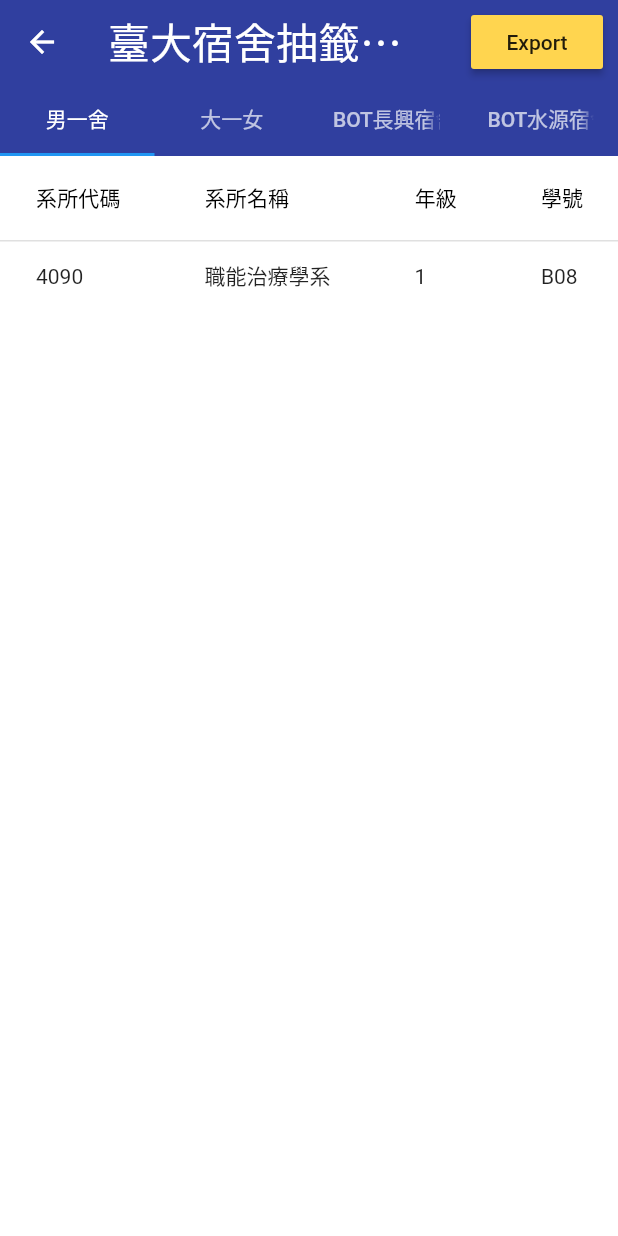
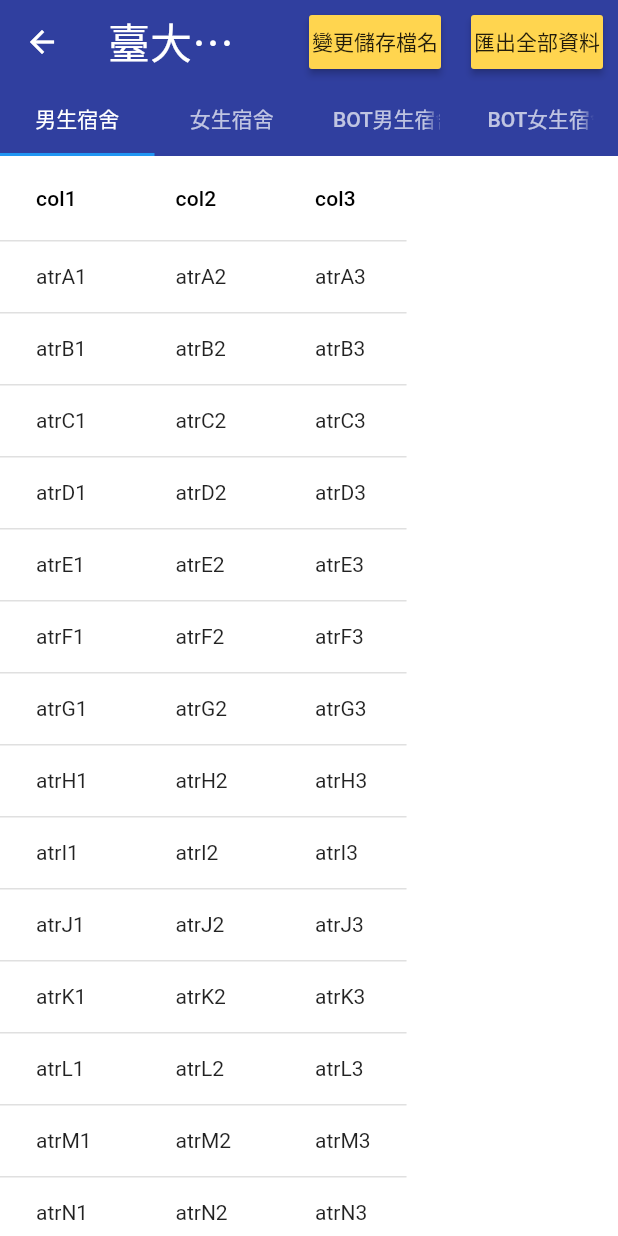
Before and after one commit to shaoyuchu/dorm-alloc-sys, a Flutter app: the Result screen opened directly with empty values, on a phone screen of 412 x 824 dp. Run offline on Flutter 3.47's test engine with Material 2 defaults, Android fonts, the phone set to English and light mode, and no system bars; our stand-ins replace file_picker, shared_preferences; missing offline and left inert: excel, file_utils, flutter_file_dialog, flutter_material_pickers; accounts and stored records are empty; statements that could not run were skipped; project files that could hold a hidden picture were left out.

Commit message:
finish result.dart; version 1(Yun)

```diff
--- a/testbed/lib/constant.dart
+++ b/testbed/lib/constant.dart
@@ -1,10 +1,25 @@
 import 'package:flutter/material.dart';
 
 // Specify the name of every dormitory
-const String boyDorm  = 'BOY_DORM';
-const String girlDorm = 'GIRL_DORM';
-const String bot_CH    = 'BOT_CH'; // 長興
-const String bot_SY    = 'BOT_SY'; // 水源
+const String boyDorm  = 'men_campus_dorm';
+const String girlDorm = 'women_campus_dorm';
+const String bot_boy  = 'men_BOT'; // 長興
+const String bot_girl = 'women_BOT'; // 水源
+
+const List<String> dataName = [boyDorm, girlDorm, bot_boy, bot_girl];
+
+// chinese name
+const String chi_boyDorm  = '男生宿舍';
+const String chi_girlDorm = '女生宿舍';
+const String chi_bot_boy  = 'BOT男生宿舍'; // 長興
+const String chi_bot_girl = 'BOT女生宿舍'; // 水源
+
+const Map chi_dataName= {
+  boyDorm  : chi_boyDorm,
+  girlDorm : chi_girlDorm,
+  bot_boy  : chi_bot_boy,
+  bot_girl : chi_bot_girl
+};
 
 // data columns
 const List<String> dataColumnNames = [
--- a/testbed/lib/main.dart
+++ b/testbed/lib/main.dart
@@ -27,6 +27,7 @@ import 'package:url_launcher/url_launcher.dart' as url_launcher;
 import 'package:window_size/window_size.dart' as window_size;
 
 import 'pages/home.dart';
+import 'pages/home.dart';
 import 'pages/priority.dart';
 import 'pages/result.dart';
 
@@ -38,10 +39,6 @@ import 'pages/testData.dart';
 void main() {
   // Try to resize and reposition the window to be half the width and height
   // of its screen, centered horizontally and shifted up from center.
-  print('-----------------------------');
-  print(dataColumnNames.length);
-  print('-----------------------------');
-  print(testRow.length);
 
   WidgetsFlutterBinding.ensureInitialized();
   window_size.getWindowInfo().then((window) {
--- a/testbed/lib/pages/dormForm.dart
+++ b/testbed/lib/pages/dormForm.dart
@@ -1,66 +1,88 @@
 import 'package:flutter/material.dart';
 import '../constant.dart';
 import 'testData.dart';
+import './resultData/dormData.dart';
+import './resultData/dormTable.dart';
 
+// 暫時廢棄
 class DormForm extends StatefulWidget {
   String dormName;
-  DormForm(this.dormName);
+  DormTable dormTable;
+  DormForm(this.dormName, this.dormTable);
 
   @override
-  _FormState createState() => _FormState(this.dormName);
+  _FormState createState() => _FormState(this.dormName, this.dormTable);
 }
 
 class _FormState extends State<DormForm> {
   String dormName;
+  DormTable dormTable;
 
-  // process the data column
-  final List<String> columnName = dataColumnNames;
-  List<DataColumn> dormColumns = [];
-  List<DataRow> dataRows = [];
-
-  _FormState(this.dormName)
-  {
-    for(int i = 0; i < this.columnName.length; i++)
-    {
-      this.dormColumns.add(DataColumn(
-        label: Text(this.columnName[i]),
-        numeric: false)
-        );
-    }
-      // process the data content
-
-
-    List<DataCell> dataCells = [];
-    for (int a = 0; a < testRow.length; a++)
-    {
-      dataCells.add(
-          DataCell(
-          Text(testRow[a]),
-          showEditIcon: false,
-          placeholder: false
-        )
-      );
-    }
-    this.dataRows.add(DataRow(
-      cells: dataCells));
-  }
-
-  // define the dataTable
-  Widget DormTable() => DataTable(
-      onSelectAll: (b) {},
-      sortColumnIndex: 1,
-      sortAscending: true,
-      columns: dormColumns,
-      rows: this.dataRows
-      );
+  _FormState(this.dormName, this.dormTable);
 
   @override
   Widget build(BuildContext context) {
     return Container(
       child: SingleChildScrollView(
         scrollDirection: Axis.horizontal,
-        child: DormTable()
+        child: this.dormTable
       )
     );
   }
 }
+
+
+// class _FormState extends State<DormForm> {
+//   String dormName;
+
+//   // process the data column
+//   final List<String> columnName = dataColumnNames;
+//   List<DataColumn> dormColumns = [];
+//   List<DataRow> dataRows = [];
+
+//   _FormState(this.dormName)
+//   {
+//     for(int i = 0; i < this.columnName.length; i++)
+//     {
+//       this.dormColumns.add(DataColumn(
+//         label: Text(this.columnName[i]),
+//         numeric: false)
+//         );
+//     }
+//       // process the data content
+
+
+//     List<DataCell> dataCells = [];
+//     for (int a = 0; a < testRow.length; a++)
+//     {
+//       dataCells.add(
+//           DataCell(
+//           Text(testRow[a]),
+//           showEditIcon: false,
+//           placeholder: false
+//         )
+//       );
+//     }
+//     this.dataRows.add(DataRow(
+//       cells: dataCells));
+//   }
+
+//   // define the dataTable
+//   Widget DormTable() => DataTable(
+//       onSelectAll: (b) {},
+//       sortColumnIndex: 1,
+//       sortAscending: true,
+//       columns: dormColumns,
+//       rows: this.dataRows
+//       );
+
+//   @override
+//   Widget build(BuildContext context) {
+//     return Container(
+//       child: SingleChildScrollView(
+//         scrollDirection: Axis.horizontal,
+//         child: DormTable()
+//       )
+//     );
+//   }
+// }
--- a/testbed/lib/pages/home.dart
+++ b/testbed/lib/pages/home.dart
@@ -278,7 +278,7 @@ class _HomeState extends State<Home> {
 
                       // extract student data
                       var bytes = File(studentDataPath).readAsBytesSync();
-                      var excel = Excel.decodeBytes(bytes, update: true);
+                      var excel = Excel.decodeBytes(bytes);
                       if(excel.tables.keys.length == 1) {
                         for (var table in excel.tables.keys) {
                           studentData = excel.tables[table].rows;
@@ -291,7 +291,7 @@ class _HomeState extends State<Home> {
 
                       // extract bed data
                       bytes = File(bedDataPath).readAsBytesSync();
-                      excel = Excel.decodeBytes(bytes, update: true);
+                      excel = Excel.decodeBytes(bytes);
                       if(excel.tables.keys.length == 1) {
                         for (var table in excel.tables.keys) {
                           bedData = excel.tables[table].rows;
--- a/testbed/lib/pages/result.dart
+++ b/testbed/lib/pages/result.dart
@@ -1,6 +1,24 @@
-  import 'package:flutter/material.dart';
-  import 'dormForm.dart';
-  import '../constant.dart';
+import 'package:flutter/material.dart';
+import 'package:json_annotation/json_annotation.dart';
+import 'package:file_utils/file_utils.dart';
+import 'package:flutter/services.dart';
+
+import 'package:flutter_file_dialog/flutter_file_dialog.dart';
+import 'dart:io';
+import 'package:excel/excel.dart';
+import 'package:testbed/pages/inputWidget.dart';
+import 'dart:convert';
+import '../constant.dart';
+import '../constant.dart';
+import '../constant.dart';
+import '../constant.dart';
+import '../constant.dart';
+import '../constant.dart';
+import 'dormForm.dart';
+import './resultData/dormData.dart';
+
+import 'testData.dart';
+import './inputWidget.dart';
 
 class Result extends StatefulWidget {
   @override
@@ -9,7 +27,18 @@ class Result extends StatefulWidget {
 
 class _ResultState extends State<Result> with SingleTickerProviderStateMixin {
 
+  // deal with tab
   TabController controller;
+
+  DormData dormData;
+  InputWidget inputFileName;
+
+  _ResultState()
+  {
+    this.dormData = DormData(testData);
+    this.inputFileName = InputWidget();
+  }
+
 
   @override
   void initState() {
@@ -23,12 +52,36 @@ class _ResultState extends State<Result> with SingleTickerProviderStateMixin {
     super.dispose();
   }
 
+  void _showDialog() {
+    // flutter defined function
+    showDialog(
+      context: context,
+      builder: (BuildContext context) {
+        // return object of type Dialog
+        return AlertDialog(
+          title: new Text("儲存檔案名稱"),
+          content: this.inputFileName,
+          actions: <Widget>[
+            // usually buttons at the bottom of the dialog
+            new FlatButton(
+              child: new Text("Close"),
+              onPressed: () {
+                Navigator.of(context).pop();
+              },
+            ),
+          ],
+        );
+      },
+    );
+  }
+
   @override
   Widget build(BuildContext context) {
-    // extract result data
+  // extract result data
     final arguments = ModalRoute.of(context).settings.arguments as Map;
     final result = arguments['result'];
 
+    print(result);
     return Scaffold(
       backgroundColor: Colors.white,
 
@@ -50,17 +103,29 @@ class _ResultState extends State<Result> with SingleTickerProviderStateMixin {
             padding: EdgeInsets.all(10),
             child: RaisedButton(
             padding: EdgeInsets.all(0),
-            onPressed: (){}, // !!! not yet set action
-            child: Text('Export', style: TextStyle(fontSize: 14)),
+            onPressed: (){
+                this._showDialog();
+              },
+            child: Text('變更儲存檔名', style: TextStyle(fontSize: 14)),
+            color: Colors.amber[300]
+          )),
+          Container(
+            padding: EdgeInsets.all(10),
+            child: RaisedButton(
+            padding: EdgeInsets.all(0),
+            onPressed: (){
+                this.dormData.saveData('D:\\testDormExport', this.inputFileName.fileName+'.xlsx');
+              },
+            child: Text('匯出全部資料', style: TextStyle(fontSize: 14)),
             color: Colors.amber[300]
           ))],
         bottom: new TabBar(
           controller: controller,
           tabs: <Tab>[
-            new Tab(text: "男一舍"),
-            new Tab(text: "大一女"),
-            new Tab(text: "BOT長興宿舍"),
-            new Tab(text: "BOT水源宿舍"),
+            new Tab(text: chi_boyDorm),
+            new Tab(text: chi_girlDorm),
+            new Tab(text: chi_bot_boy),
+            new Tab(text: chi_bot_girl),
           ]
         )
 
@@ -71,70 +136,50 @@ class _ResultState extends State<Result> with SingleTickerProviderStateMixin {
       body: TabBarView(
         controller: controller,
         children: <Widget>[
-          DormForm(boyDorm),
-          DormForm(girlDorm),
-          DormForm(bot_CH),
-          DormForm(bot_SY)
+          dormData.dormData[boyDorm],
+          dormData.dormData[girlDorm],
+          dormData.dormData[bot_boy],
+          dormData.dormData[bot_girl]
         ]
-      )
-
+      ),
+      // bottomNavigationBar: Text(jsonDecode(testing)),
     );
   }
-}
+
+// Future<void> _saveFile() async {
+//     String result;
+//     try {
+//       setState(() {
+//         _isBusy = true;
+//       });
+//       final params = SaveFileDialogParams(
+//           sourceFilePath: FileUtils.getcwd(),
+//           localOnly: _localOnly
+//         );
+
+//       result = await FlutterFileDialog.saveFile(params: params);
+//       print(result);
+//     } on PlatformException catch (e) {
+//       print(e);
+//     } finally {
+//       setState(() {
+//         _savedFilePath = result ?? _savedFilePath;
+//         _isBusy = false;
+//       });
+//     }
+//   }
 
 
-
-// class MyTabsState extends State<MyTabs> with SingleTickerProviderStateMixin {
-
-
-//   TabController controller;
-
-//   @override
-//   void initState() {
-//     super.initState();
-//     controller = new TabController(vsync: this, length: 3);
-//   }
-
-//   @override
-//   void dispose() {
-//     controller.dispose();
-//     super.dispose();
-//   }
-
-//   @override
-//   Widget build(BuildContext context) {
-//     return new Scaffold(
-//       appBar: new AppBar(
-//         title: new Text("Pages"),
-//         backgroundColor: Colors.deepOrange,
-//         bottom: new TabBar(
-//           controller: controller,
-//           tabs: <Tab>[
-//             new Tab(icon: new Icon(Icons.arrow_forward)),
-//             new Tab(icon: new Icon(Icons.arrow_downward)),
-//             new Tab(icon: new Icon(Icons.arrow_back)),
-//           ]
-//         )
-//       ),
-//       bottomNavigationBar: new Material(
-//         color: Colors.deepOrange,
-//         child: new TabBar(
-//           controller: controller,
-//           tabs: <Tab>[
-//             new Tab(icon: new Icon(Icons.arrow_forward)),
-//             new Tab(icon: new Icon(Icons.arrow_downward)),
-//             new Tab(icon: new Icon(Icons.arrow_back)),
-//           ]
-//         )
-//       ),
-//       body: new TabBarView(
-//         controller: controller,
-//         children: <Widget>[
-//           new first.First(),
-//           new second.Second(),
-//           new third.Third()
-//         ]
-//       )
-//     );
-//   }
-// }
+  // !!!!!!!!!!!!
+  // void _selectFile() {
+  //   filePicker.pick().then((value) => setState(() {
+  //         _fileLength = filePicker.toUint8List().lengthInBytes;
+  //         try {
+  //           _fileString = filePicker.toString();
+  //         } catch (e) {
+  //           _fileString =
+  //               'Not a text file. Showing base64.\n\n' + filePicker.toBase64();
+  //         }
+  //       }));
+  // }
+}
--- /dev/null
+++ b/testbed/lib/pages/resultData/dormData.dart
@@ -0,0 +1,46 @@
+import 'dart:convert';
+import 'dart:io';
+import 'package:path/path.dart' as p;
+import 'package:excel/excel.dart';
+import '../../constant.dart';
+import 'dormTable.dart';
+
+class DormData{
+  Map dormData;
+
+  DormData(json)
+  {
+    json = jsonDecode(json);
+
+    this.dormData = new Map();
+
+    for(int a = 0; a < dataName.length; a++)
+    {
+      this.dormData[dataName[a]] = DormTable(dataName[a], json[dataName[a]]);
+    }
+  }
+
+  void saveData(folderPath, fileName)
+  {
+    String store_path = p.join(folderPath, fileName);
+    var excel = Excel.createExcel();
+
+    this.dormData.forEach((dormName, dormTable){
+      dormTable.saveTable(excel);
+    });
+
+    // excel.delete("Sheet1");
+
+    // excel.getDefaultSheet().then((String defaultSheetName) {
+    //   excel.delete(defaultSheetName);
+    // });
+
+    excel.encode().then((onValue) {
+      File(store_path)
+      ..createSync(recursive: true)
+      ..writeAsBytesSync(onValue);
+  });
+
+  }
+
+}
--- /dev/null
+++ b/testbed/lib/pages/resultData/dormTable.dart
@@ -0,0 +1,192 @@
+import 'package:flutter/material.dart';
+import 'package:flutter_material_pickers/flutter_material_pickers.dart';
+import 'package:testbed/pages/resultData/dormData.dart';
+import 'package:excel/excel.dart' hide DataTable;
+import '../../constant.dart';
+
+class DormTable extends StatefulWidget{
+  String tableName;
+  List<List<String>> dataRows = [];
+  List<dynamic> dormData = [];
+  var candidateValues = new Map();
+
+  DormTable(this.tableName, dormData)
+  {
+    this.dormData = new List<dynamic>.from(dormData);
+
+    // extract rows
+    for(int i = 1; i < (this.dormData.length)-1; i++)
+    {
+      List<String> dataCells = [];
+      for(int j = 0; j < (this.dormData[i].length); j++)
+      {
+        dataCells.add(this.dormData[i][j]);
+      }
+      this.dataRows.add(dataCells);
+    }
+
+    // extract data Value
+    for(int i = 0; i < this.dormData[0].length; i++) // create new Set for every column
+    {
+      this.candidateValues[this.dormData[0][i]] = new Set();
+    }
+
+    for(int i  = 0; i < this.dormData[0].length; i++) // update the Set for every column
+    {
+      for(int j = 1; j < this.dormData.length; j++)
+      {
+        this.candidateValues[this.dormData[0][i]].add(this.dormData[j][i]);
+      }
+    }
+    for(int i  = 0; i < this.dormData[0].length; i++)
+    {
+      List<String> temp = new List<String>.from(this.candidateValues[this.dormData[0][i]].toList());
+      this.candidateValues[this.dormData[0][i]] = temp;
+    }
+  }
+
+  @override
+  _TableState createState() => _TableState(this.tableName, this.dataRows, this.dormData, this.candidateValues);
+
+  void saveTable(excel)
+  {
+    String sheetName = chi_dataName[this.tableName];
+    int lineIndex = 'A'.codeUnitAt(0);
+
+    // store columns
+    for(int i = 0; i < this.dataRows[0].length; i++)
+    {
+      int columnIndex = 'A'.codeUnitAt(0) + i;
+
+      excel.updateCell(sheetName, CellIndex.indexByString(String.fromCharCode(columnIndex)+'1'),
+                      this.dormData[0][i]);
+    }
+
+    // store rows
+    for(int i = 0; i < this.dataRows.length; i++)
+    {
+      for(int j = 0; j < this.dataRows[0].length; j++)
+      {
+        int columnIndex = 'A'.codeUnitAt(0) + j;
+        int rowIndex = i + 2;
+        // var cell = sheet.cell(CellIndex.indexByString(String.fromCharCode(columnIndex) + (rowIndex).toString()));
+        // cell.value = this.dataRows[i][j];
+
+        excel.updateCell(sheetName, CellIndex.indexByString(String.fromCharCode(columnIndex) + (rowIndex).toString()),
+                this.dataRows[i][j]);
+      }
+    }
+  }
+}
+
+class _TableState extends State<DormTable> {
+  // from statefulwidget
+  String tableName;
+  List<List<String>> dataRows = [];
+  List<dynamic> dormData = [];
+  var candidateValues = new Map();
+
+  // belong to state
+  List<DataColumn> columnName = [];
+  List<DataRow> displayRows = [];
+  var selectedItem = new Map();
+
+  _TableState(this.tableName, this.dataRows, this.dormData, this.candidateValues)
+  {
+    // initialized selectedItem
+    for(int i = 0; i < this.dormData[0].length; i++)
+    {
+      this.selectedItem[this.dormData[0][i]] = List<String>.from(this.candidateValues[this.dormData[0][i]]);
+    }
+    // initialized displayRows, it must be later than the initialization of selecctedItem
+    buildDisplayRows();
+
+    // extract columns
+    for(int i = 0; i < this.dormData[0].length; i++)
+    {
+      this.columnName.add(DataColumn(
+        label: Row(
+          children: <Widget> [
+            GestureDetector(
+              child: Text(this.dormData[0][i]),
+              onTap: (){
+                  showMaterialCheckboxPicker(
+                    context: context,
+                    title: this.dormData[0][i],
+                    items: this.candidateValues[widget.dormData[0][i]],
+                    selectedItems: this.selectedItem[widget.dormData[0][i]],
+                    onChanged: (value) => setState((){
+                      this.selectedItem[widget.dormData[0][i]] = value;
+                      buildDisplayRows();
+                      }),
+                );
+              },
+            )
+          ],),
+
+
+        numeric: false),
+        );
+    }
+  }
+
+  void buildDisplayRows()
+  {
+    // initialized
+    List<List<String>> data = [];
+    for(int i = 0; i < this.dataRows.length; i++)
+    {
+      List<String> temp = new List<String>.from(this.dataRows[i]);
+      data.add(temp);
+    }
+
+    this.displayRows.clear();
+    List<String> colNames = new List<String>.from(this.dormData[0]);
+    for(int i = data.length-1; i >= 0; i--)
+    {
+      for(int j = 0; j < colNames.length; j++)
+      {
+        if(!this.selectedItem[colNames[j]].contains(data[i][j]))
+        {
+          data.removeAt(i);
+          break;
+        }
+      }
+    }
+
+    for(int i = 0; i < data.length; i++)
+    {
+      List<DataCell> dataCells = [];
+      for(int j = 0; j < (this.dormData[i].length); j++)
+      {
+        dataCells.add(
+            DataCell(
+            Text(data[i][j]),
+            showEditIcon: false,
+            placeholder: false
+          )
+        );
+      }
+      this.displayRows.add(DataRow(
+        cells: dataCells));
+    }
+  }
+
+
+
+  @override
+  Widget build(BuildContext context) {
+    return Container(
+      child: SingleChildScrollView(
+        scrollDirection: Axis.horizontal,
+        child: DataTable(
+          onSelectAll: (b) {},
+          sortColumnIndex: 1,
+          sortAscending: true,
+          columns: this.columnName,
+          rows: this.displayRows
+          )
+        )
+      );
+  }
+}
--- a/testbed/lib/pages/testData.dart
+++ b/testbed/lib/pages/testData.dart
@@ -45,3 +45,47 @@ List<String> testRow = [
   '17:16',
   '馮安華'
 ];
+
+String testData = '''{
+    "men_campus_dorm": [
+        ["col1", "col2", "col3"],
+        ["atrA1", "atrA2", "atrA3"],
+        ["atrB1", "atrB2", "atrB3"],
+        ["atrC1", "atrC2", "atrC3"],
+        ["atrD1", "atrD2", "atrD3"],
+        ["atrE1", "atrE2", "atrE3"],
+        ["atrF1", "atrF2", "atrF3"],
+        ["atrG1", "atrG2", "atrG3"],
+        ["atrH1", "atrH2", "atrH3"],
+        ["atrI1", "atrI2", "atrI3"],
+        ["atrJ1", "atrJ2", "atrJ3"],
+        ["atrK1", "atrK2", "atrK3"],
+        ["atrL1", "atrL2", "atrL3"],
+        ["atrM1", "atrM2", "atrM3"],
+        ["atrN1", "atrN2", "atrN3"],
+        ["atrO1", "atrO2", "atrO3"],
+        ["atrP1", "atrP2", "atrP3"],
+        ["atrQ1", "atrQ2", "atrQ3"],
+        ["atrR1", "atrR2", "atrR3"],
+        ["atrS1", "atrS2", "atrS3"],
+        ["atrT1", "atrT2", "atrT3"]
+    ],
+    "women_campus_dorm": [
+        ["col1", "col2", "col3"],
+        ["atr1", "atr2", "atr3"],
+        ["atr1", "atr2", "atr3"]
+    ],
+    "men_BOT": [
+        ["col1", "col2", "col3"],
+        ["atr1", "atr2", "atr3"],
+        ["atr1", "atr2", "atr3"]
+    ],
+    "women_BOT": [
+        ["col1", "col2", "col3"],
+        ["atr1", "atr2", "atr3"],
+        ["atr1", "atr2", "atr3"]
+    ]
+}''';
+
+String testing = '''{ "city": "Mumbai",
+"streets": [ "address1", "address2" ] }''';
```
Also changed, not shown: testbed/lib/pages/inputWidget.dart (added, +56 -0 lines), testbed/pubspec.yaml (+19 -4 lines), 2 other files.
